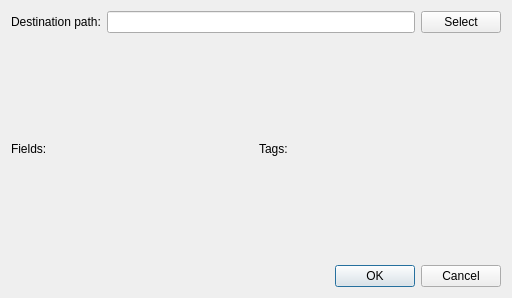
First picture: the form in ui/itemsdialog.ui, repository vlkv/reggata, before the edit.
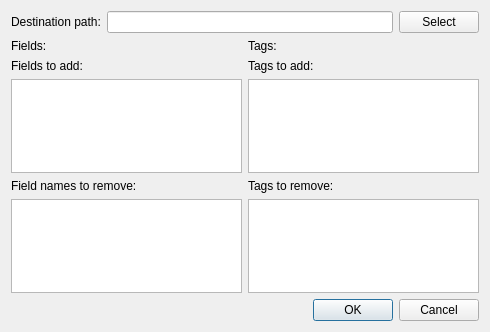
Second picture: the form after the edit.

```diff
--- a/ui/itemsdialog.ui
+++ b/ui/itemsdialog.ui
@@ -5,8 +5,8 @@
    <rect>
     <x>0</x>
     <y>0</y>
-    <width>512</width>
-    <height>298</height>
+    <width>490</width>
+    <height>332</height>
    </rect>
   </property>
   <property name="windowTitle" >
@@ -64,6 +64,70 @@
      </item>
     </layout>
    </item>
+   <item>
+    <layout class="QHBoxLayout" name="horizontalLayout_2" >
+     <item>
+      <layout class="QVBoxLayout" name="verticalLayout_fields_2" >
+       <item>
+        <widget class="QLabel" name="label_9" >
+         <property name="text" >
+          <string>Fields to add:</string>
+         </property>
+        </widget>
+       </item>
+       <item>
+        <widget class="QPlainTextEdit" name="plainTextEdit_fields_add" />
+       </item>
+      </layout>
+     </item>
+     <item>
+      <layout class="QVBoxLayout" name="verticalLayout_tags_2" >
+       <item>
+        <widget class="QLabel" name="label_10" >
+         <property name="text" >
+          <string>Tags to add:</string>
+         </property>
+        </widget>
+       </item>
+       <item>
+        <widget class="QPlainTextEdit" name="plainTextEdit_tags_add" />
+       </item>
+      </layout>
+     </item>
+    </layout>
+   </item>
+   <item>
+    <layout class="QHBoxLayout" name="horizontalLayout_3" >
+     <item>
+      <layout class="QVBoxLayout" name="verticalLayout_fields_3" >
+       <item>
+        <widget class="QLabel" name="label_fields_rm" >
+         <property name="text" >
+          <string>Field names to remove:</string>
+         </property>
+        </widget>
+       </item>
+       <item>
+        <widget class="QPlainTextEdit" name="plainTextEdit_fields_rm" />
+       </item>
+      </layout>
+     </item>
+     <item>
+      <layout class="QVBoxLayout" name="verticalLayout_tags_3" >
+       <item>
+        <widget class="QLabel" name="label_tags_rm" >
+         <property name="text" >
+          <string>Tags to remove:</string>
+         </property>
+        </widget>
+       </item>
+       <item>
+        <widget class="QPlainTextEdit" name="plainTextEdit_tags_rm" />
+       </item>
+      </layout>
+     </item>
+    </layout>
+   </item>
    <item>
     <widget class="QDialogButtonBox" name="buttonBox" >
      <property name="orientation" >
```
Left out of the diff: 4 changed lines with no effect on the pictures.
